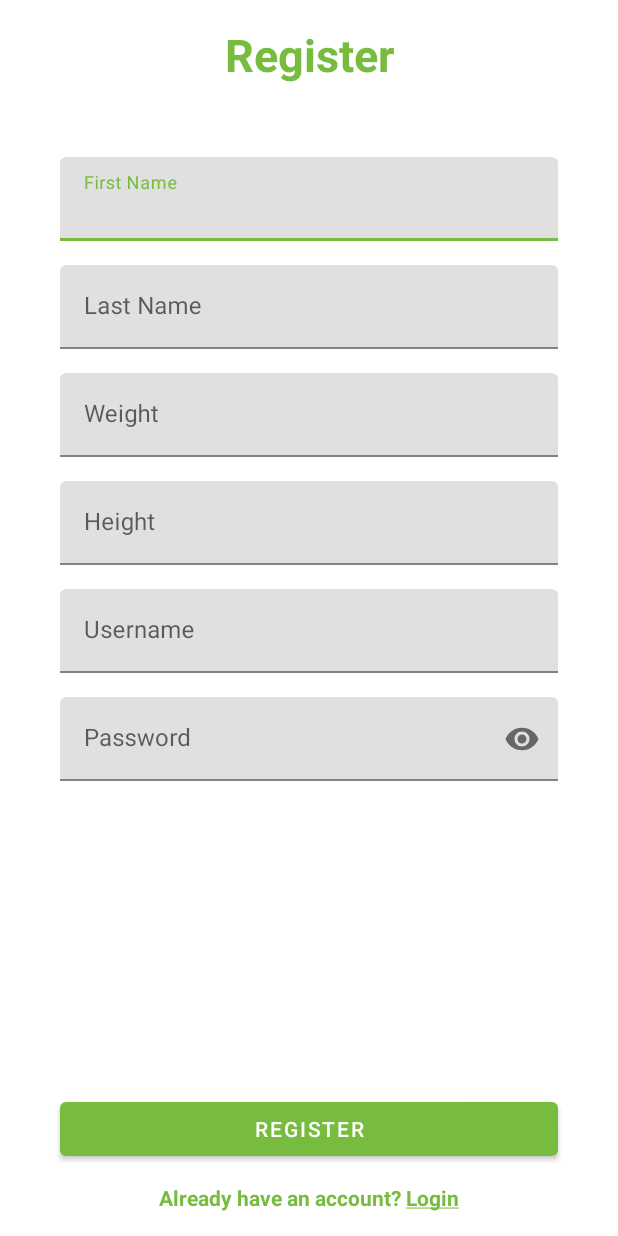
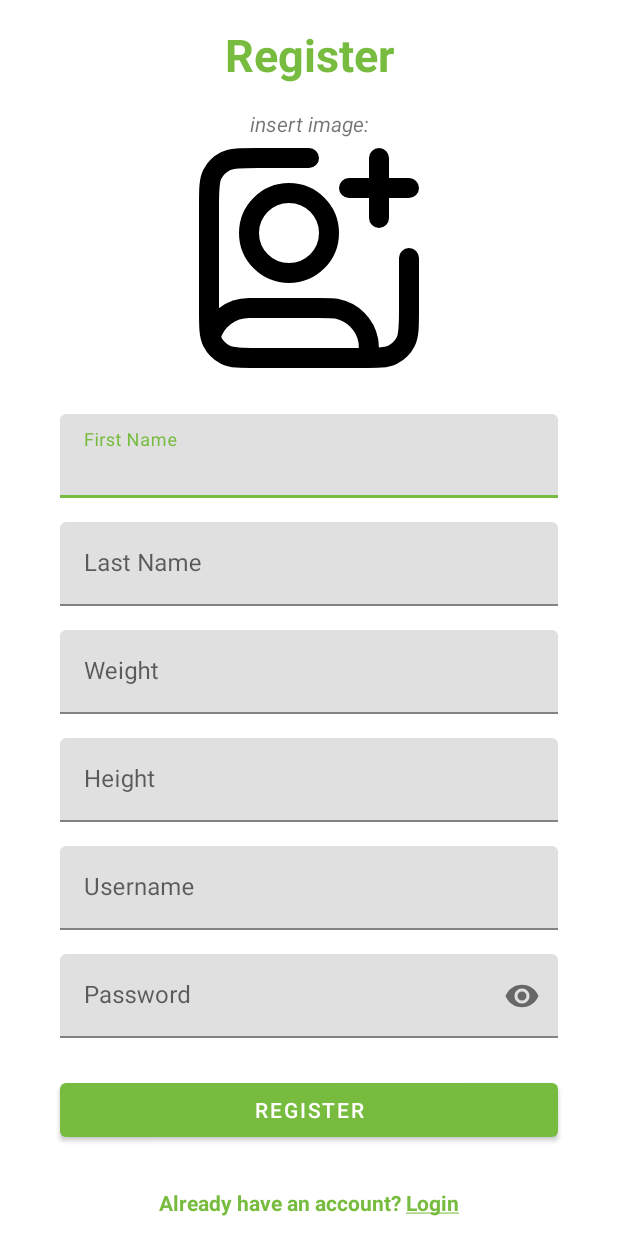
Before and after one commit to Grrom/Serenity-Health, an Android app: the RegisterActivity screen opened directly, with no data from a screen before it, after a tap on "REGISTER", on a phone screen of 412 x 824 dp. Run offline under Robolectric (Android 15) with nearby library versions, the phone set to English and light mode, and no system bars; libraries missing offline, so code that uses them is left out: com.github.dhaval2404.imagepicker; 1 other tap on this screen came first.

Commit message:
add imagepicker

```diff
--- a/app/build.gradle
+++ b/app/build.gradle
@@ -31,6 +31,7 @@ android {
 }
 
 dependencies {
+    implementation 'com.github.dhaval2404:imagepicker:2.1'
 
     implementation 'androidx.appcompat:appcompat:1.5.1'
     implementation 'com.google.android.material:material:1.7.0'
--- a/app/src/main/java/com/example/serenityhealth/RegisterActivity.java
+++ b/app/src/main/java/com/example/serenityhealth/RegisterActivity.java
@@ -1,21 +1,27 @@
 package com.example.serenityhealth;
 
+import androidx.annotation.Nullable;
 import androidx.appcompat.app.AppCompatActivity;
 
+import android.app.Activity;
 import android.content.Intent;
 import android.os.Bundle;
-import android.util.Log;
 import android.widget.Button;
 import android.widget.EditText;
+import android.widget.ImageView;
 import android.widget.TextView;
 import android.widget.Toast;
 
 import com.example.serenityhealth.helpers.UserDbHelper;
 import com.example.serenityhealth.models.UserModel;
+import com.github.dhaval2404.imagepicker.ImagePicker;
 
 public class RegisterActivity extends AppCompatActivity {
 
     private static final String TAG = "REGISTER";
+
+    ImageView profilePicture;
+    String imageUri = "";
 
     @Override
     protected void onCreate(Bundle savedInstanceState) {
@@ -32,6 +38,17 @@ public class RegisterActivity extends AppCompatActivity {
         EditText username = findViewById(R.id.input_username);
         EditText password = findViewById(R.id.input_password);
 
+         profilePicture = findViewById(R.id.profile_picture);
+
+
+        profilePicture.setOnClickListener(view->{
+            ImagePicker.with(this)
+                    .crop()
+                    .compress(100)
+                    .start();
+        });
+
+
         register.setOnClickListener(view->{
             String _firstName = firstName.getText().toString();
             String _lastName = lastName.getText().toString();
@@ -40,12 +57,12 @@ public class RegisterActivity extends AppCompatActivity {
             String _username = username.getText().toString();
             String _password = password.getText().toString();
 
-            if(_firstName.isEmpty()|| _lastName.isEmpty() || _weight.isEmpty()|| _height.isEmpty()||_username.isEmpty()||_password.isEmpty() ){
+            if(_firstName.isEmpty()|| _lastName.isEmpty() || _weight.isEmpty()|| _height.isEmpty()||_username.isEmpty()||_password.isEmpty()|| imageUri.isEmpty() ){
                 Toast.makeText(this, "Please fill all the fields.", Toast.LENGTH_SHORT).show();
                 return;
             }
 
-            UserModel user = new UserModel(_firstName,_lastName, Double.parseDouble(_weight), Double.parseDouble(_height), _username, _password);
+            UserModel user = new UserModel(_firstName,_lastName, Double.parseDouble(_weight), Double.parseDouble(_height), _username, _password, imageUri);
 
             if(UserDbHelper.createUser(this, user)){
                 Intent intent =new Intent(this, MainActivity.class);
@@ -56,8 +73,23 @@ public class RegisterActivity extends AppCompatActivity {
                 Toast.makeText(this, "Failed to create account.", Toast.LENGTH_SHORT).show();
             }
         });
+
         toLogin.setOnClickListener(view->{
             startActivity(new Intent(this, LoginActivity.class));
         });
     }
+
+    @Override
+    protected void onActivityResult(int requestCode, int resultCode, @Nullable Intent data) {
+        super.onActivityResult(requestCode, resultCode, data);
+        if (resultCode == Activity.RESULT_OK) {
+            imageUri = data.getDataString();
+            profilePicture.setImageURI(android.net.Uri.parse(imageUri));
+        } else if (resultCode == ImagePicker.RESULT_ERROR) {
+            Toast.makeText(this, ImagePicker.getError(data), Toast.LENGTH_SHORT).show();
+        } else {
+            Toast.makeText(this, "Task Cancelled", Toast.LENGTH_SHORT).show();
+        }
+    }
+
 }
--- /dev/null
+++ b/app/src/main/res/drawable/ic_pick_image.xml
@@ -0,0 +1,13 @@
+<vector xmlns:android="http://schemas.android.com/apk/res/android"
+    android:width="800dp"
+    android:height="800dp"
+    android:viewportWidth="24"
+    android:viewportHeight="24">
+  <path
+      android:pathData="M19,8V2M16,5H22M22,12V17.2C22,18.88 22,19.72 21.673,20.362C21.385,20.927 20.927,21.385 20.362,21.673C19.72,22 18.88,22 17.2,22H6.8C5.12,22 4.28,22 3.638,21.673C3.074,21.385 2.615,20.927 2.327,20.362C2,19.72 2,18.88 2,17.2V6.8C2,5.12 2,4.28 2.327,3.638C2.615,3.074 3.074,2.615 3.638,2.327C4.28,2 5.12,2 6.8,2H12M2.146,19.926C2.615,18.239 4.163,17 6,17H13C13.929,17 14.394,17 14.78,17.077C16.367,17.392 17.608,18.633 17.923,20.22C18,20.606 18,21.071 18,22M14,9.5C14,11.709 12.209,13.5 10,13.5C7.791,13.5 6,11.709 6,9.5C6,7.291 7.791,5.5 10,5.5C12.209,5.5 14,7.291 14,9.5Z"
+      android:strokeLineJoin="round"
+      android:strokeWidth="2"
+      android:fillColor="#00000000"
+      android:strokeColor="#000000"
+      android:strokeLineCap="round"/>
+</vector>
--- a/app/src/main/res/layout/activity_register.xml
+++ b/app/src/main/res/layout/activity_register.xml
@@ -1,17 +1,21 @@
 <?xml version="1.0" encoding="utf-8"?>
 
-<androidx.appcompat.widget.LinearLayoutCompat
+<ScrollView
     xmlns:android="http://schemas.android.com/apk/res/android"
     xmlns:app="http://schemas.android.com/apk/res-auto"
     xmlns:tools="http://schemas.android.com/tools"
     android:layout_width="match_parent"
     android:layout_height="match_parent"
-    android:orientation="vertical"
-    android:layout_margin="16dp"
     tools:context=".RegisterActivity">
 
+    <androidx.appcompat.widget.LinearLayoutCompat
+        android:padding="16dp"
+        android:layout_width="match_parent"
+        android:layout_height="match_parent"
+        android:orientation="vertical"
+        >
+
         <TextView
-        android:layout_marginBottom="40dp"
             android:layout_width="match_parent"
             android:layout_height="wrap_content"
             android:textAlignment="center"
@@ -20,6 +24,31 @@
             android:textColor="@color/primary"
             android:text="Register"
             />
+
+        <LinearLayout
+            android:layout_marginVertical="16dp"
+            android:orientation="vertical"
+            android:gravity="center"
+            android:layout_width="match_parent"
+            android:layout_height="wrap_content">
+
+            <TextView
+                android:layout_gravity="center"
+                android:layout_width="match_parent"
+                android:textAlignment="center"
+                android:text="insert image:"
+                android:textStyle="italic"
+                android:layout_height="wrap_content"/>
+
+            <ImageView
+                android:id="@+id/profile_picture"
+                android:layout_gravity="center"
+                android:layout_width="160dp"
+                android:layout_height="160dp"
+                android:src="@drawable/ic_pick_image"
+                />
+
+        </LinearLayout>
 
         <com.google.android.material.textfield.TextInputLayout
             android:layout_marginVertical="8dp"
@@ -103,12 +132,8 @@
                 android:layout_height="wrap_content"/>
         </com.google.android.material.textfield.TextInputLayout>
 
-    <Space
-        android:layout_width="wrap_content"
-        android:layout_height="wrap_content"
-        android:layout_weight="1"/>
-
         <Button
+            android:layout_marginVertical="16dp"
             android:layout_marginHorizontal="24dp"
             android:id="@+id/register_button"
             android:layout_width="match_parent"
@@ -117,7 +142,7 @@
             />
 
         <LinearLayout
-        android:layout_marginTop="12dp"
+            android:layout_marginVertical="12dp"
             android:gravity="center"
             android:layout_width="match_parent"
             android:layout_height="wrap_content">
@@ -138,3 +163,5 @@
         </LinearLayout>
 
     </androidx.appcompat.widget.LinearLayoutCompat>
+
+</ScrollView>
--- a/settings.gradle
+++ b/settings.gradle
@@ -3,6 +3,8 @@ pluginManagement {
         gradlePluginPortal()
         google()
         mavenCentral()
+
+        maven { url "https://jitpack.io" }
     }
 }
 dependencyResolutionManagement {
@@ -10,6 +12,8 @@ dependencyResolutionManagement {
     repositories {
         google()
         mavenCentral()
+
+        maven { url "https://jitpack.io" }
     }
 }
 rootProject.name = "Serenity Health"
```
Also changed, not shown: app/src/main/java/com/example/serenityhealth/helpers/UserDbHelper.java (+9 -3 lines), app/src/main/java/com/example/serenityhealth/models/UserModel.java (+7 -1 lines). Lines whose indentation alone changed are shown as unchanged.
